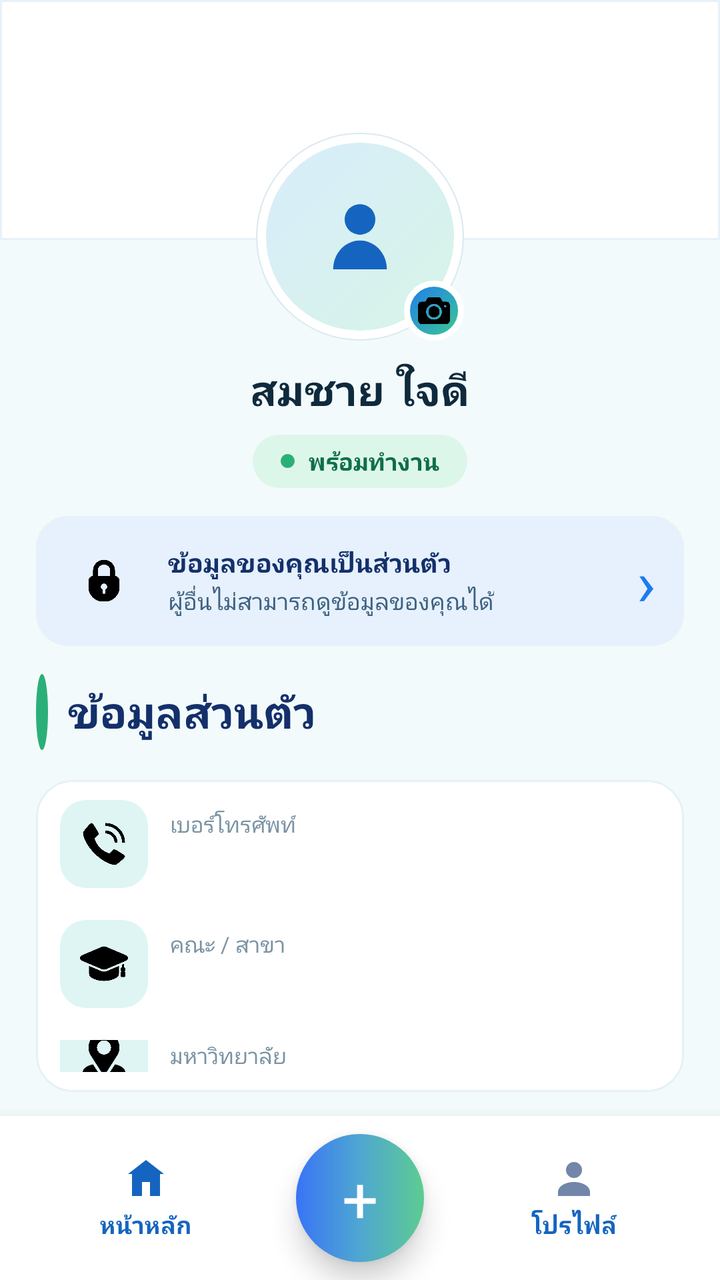
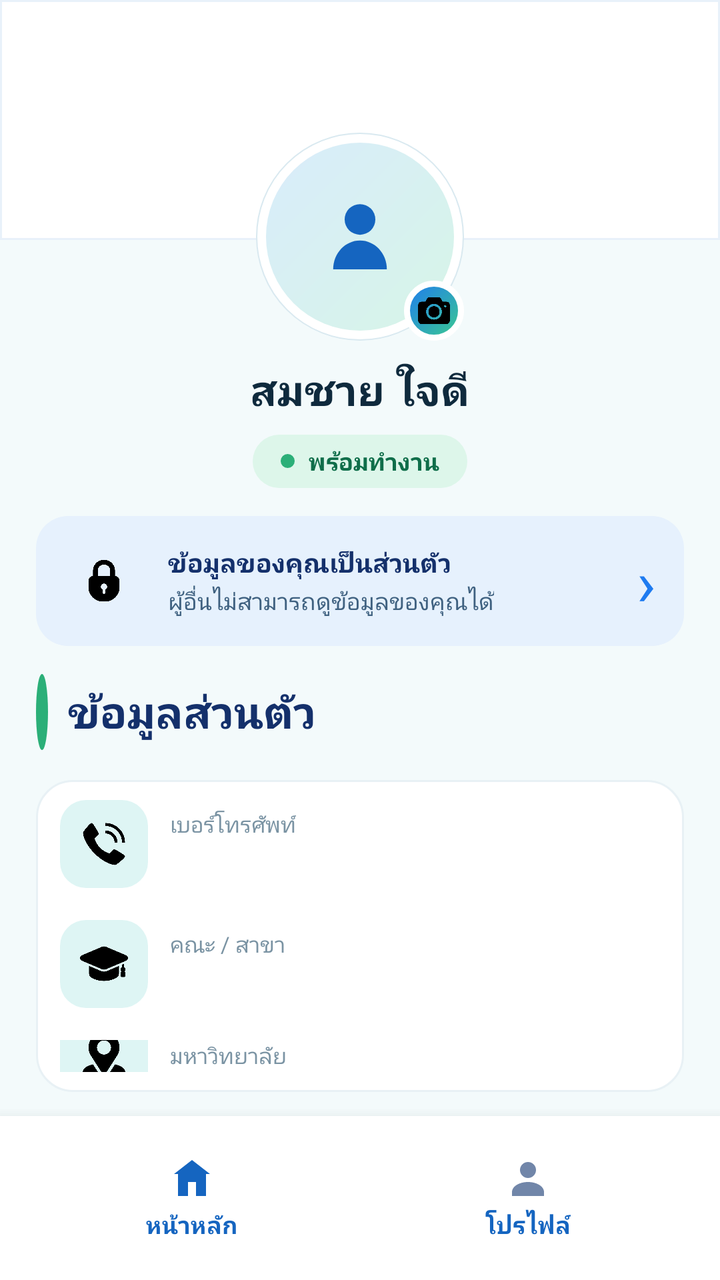

The first picture is an Android layout as it rendered before a commit; the second is the same layout after the commit. The layout source and the unified diff follow.
<!-- AndroidManifest.xml: application theme Theme.MorMeeNgan -->
<!-- res/layout/activity_profile.xml -->
<?xml version="1.0" encoding="utf-8"?>
<androidx.constraintlayout.widget.ConstraintLayout
    xmlns:android="http://schemas.android.com/apk/res/android"
    xmlns:app="http://schemas.android.com/apk/res-auto"
    android:layout_width="match_parent"
    android:layout_height="match_parent"
    android:background="#F3FAFB">



    <LinearLayout
        android:id="@+id/profileContent"
        android:layout_width="0dp"
        android:layout_height="0dp"
        android:orientation="vertical"
        android:paddingBottom="12dp"
        app:layout_constraintTop_toTopOf="parent"
        app:layout_constraintBottom_toTopOf="@id/bottomNav"
        app:layout_constraintStart_toStartOf="parent"
        app:layout_constraintEnd_toEndOf="parent">

        

        <FrameLayout
            android:layout_width="match_parent"
            android:layout_height="120dp"
            android:background="@drawable/bg_header">


        </FrameLayout>


        
        
        

        <LinearLayout
            android:layout_width="match_parent"
            android:layout_height="wrap_content"
            android:layout_marginTop="-54dp"
            android:gravity="center_horizontal"
            android:orientation="vertical">

            

            <FrameLayout
                android:layout_width="104dp"
                android:layout_height="104dp"
                android:background="@drawable/bg_avatar_outer">

                <FrameLayout
                    android:layout_width="94dp"
                    android:layout_height="94dp"
                    android:layout_gravity="center"
                    android:background="@drawable/bg_avatar_inner">

                    <ImageView
                        android:id="@+id/imgAvatar"
                        android:layout_width="46dp"
                        android:layout_height="46dp"
                        android:layout_gravity="center"
                        android:contentDescription="รูปโปรไฟล์"
                        android:src="@drawable/ic_person" />

                </FrameLayout>

                

                <ImageView
                    android:id="@+id/btnCamera"
                    android:layout_width="30dp"
                    android:layout_height="30dp"
                    android:layout_gravity="bottom|end"
                    android:background="@drawable/bg_camera_badge"
                    android:contentDescription="เปลี่ยนรูปโปรไฟล์"
                    android:padding="6dp"
                    android:src="@drawable/ic_camera" />

            </FrameLayout>


            

            <LinearLayout
                android:layout_width="wrap_content"
                android:layout_height="wrap_content"
                android:layout_marginTop="10dp"
                android:gravity="center_vertical"
                android:orientation="horizontal">

                <TextView
                    android:id="@+id/tvName"
                    android:layout_width="wrap_content"
                    android:layout_height="wrap_content"
                    android:text="สมชาย ใจดี"
                    android:textColor="#0F2A3D"
                    android:textSize="21sp"
                    android:textStyle="bold" />

            </LinearLayout>


            <LinearLayout
                android:layout_width="wrap_content"
                android:layout_height="wrap_content"
                android:layout_marginTop="8dp"
                android:background="@drawable/bg_chip_green"
                android:gravity="center_vertical"
                android:orientation="horizontal"
                android:paddingHorizontal="14dp"
                android:paddingVertical="5dp">

                <View
                    android:layout_width="7dp"
                    android:layout_height="7dp"
                    android:background="@drawable/bg_dot" />

                <TextView
                    android:layout_width="wrap_content"
                    android:layout_height="wrap_content"
                    android:layout_marginStart="7dp"
                    android:text="พร้อมทำงาน"
                    android:textColor="#0F6E4A"
                    android:textSize="12sp"
                    android:textStyle="bold" />

            </LinearLayout>

        </LinearLayout>


        
        
        

        <LinearLayout
            android:layout_width="match_parent"
            android:layout_height="wrap_content"
            android:layout_marginHorizontal="18dp"
            android:layout_marginTop="14dp"
            android:background="@drawable/bg_privacy_note"
            android:gravity="center_vertical"
            android:orientation="horizontal"
            android:paddingHorizontal="14dp"
            android:paddingVertical="11dp">

            <ImageView
                android:layout_width="40dp"
                android:layout_height="40dp"
                android:padding="9dp"
                android:src="@drawable/ic_lock" />

            <LinearLayout
                android:layout_width="0dp"
                android:layout_height="wrap_content"
                android:layout_marginStart="12dp"
                android:layout_weight="1"
                android:orientation="vertical">

                <TextView
                    android:layout_width="wrap_content"
                    android:layout_height="wrap_content"
                    android:text="ข้อมูลของคุณเป็นส่วนตัว"
                    android:textColor="#14306B"
                    android:textSize="13sp"
                    android:textStyle="bold" />

                <TextView
                    android:layout_width="wrap_content"
                    android:layout_height="wrap_content"
                    android:layout_marginTop="2dp"
                    android:text="ผู้อื่นไม่สามารถดูข้อมูลของคุณได้"
                    android:textColor="#3F6180"
                    android:textSize="11.5sp" />

            </LinearLayout>

            <TextView
                android:layout_width="wrap_content"
                android:layout_height="wrap_content"
                android:text="›"
                android:textColor="#1E7BF0"
                android:textSize="32sp" />

        </LinearLayout>


        
        
        

        <LinearLayout
            android:layout_width="match_parent"
            android:layout_height="wrap_content"
            android:layout_marginStart="18dp"
            android:layout_marginTop="14dp"
            android:gravity="center_vertical"
            android:orientation="horizontal">

            <View
                android:layout_width="6dp"
                android:layout_height="38dp"
                android:background="@drawable/bg_dot" />

            <TextView
                android:layout_width="wrap_content"
                android:layout_height="wrap_content"
                android:layout_marginStart="10dp"
                android:text="ข้อมูลส่วนตัว"
                android:textColor="#14306B"
                android:textSize="22sp"
                android:textStyle="bold" />

        </LinearLayout>


        
        
        

        
        
        

        <LinearLayout
            android:layout_width="match_parent"
            android:layout_height="wrap_content"
            android:layout_marginHorizontal="18dp"
            android:layout_marginTop="15dp"
            android:background="@drawable/bg_card"
            android:orientation="vertical"
            android:paddingHorizontal="12dp"
            android:paddingVertical="2dp">


            <LinearLayout
                android:layout_width="match_parent"
                android:layout_height="wrap_content"
                android:gravity="center_vertical"
                android:orientation="horizontal"
                android:paddingVertical="8dp">

                <ImageView
                    android:layout_width="44dp"
                    android:layout_height="44dp"
                    android:background="@drawable/bg_icon_teal"
                    android:padding="10dp"
                    android:src="@drawable/ic_call" />

                <LinearLayout
                    android:layout_width="0dp"
                    android:layout_height="wrap_content"
                    android:layout_marginStart="11dp"
                    android:layout_weight="1"
                    android:orientation="vertical">

                    <TextView
                        android:layout_width="wrap_content"
                        android:layout_height="wrap_content"
                        android:text="เบอร์โทรศัพท์"
                        android:textColor="#7A93A3"
                        android:textSize="11sp" />

                    <TextView
                        android:id="@+id/tvPhone"
                        android:layout_width="wrap_content"
                        android:layout_height="wrap_content"
                        android:layout_marginTop="1dp"
                        android:text=""
                        android:textColor="#0F2A3D"
                        android:textSize="14sp"
                        android:textStyle="bold" />

                </LinearLayout>

            </LinearLayout>


            <LinearLayout
                android:layout_width="match_parent"
                android:layout_height="wrap_content"
                android:gravity="center_vertical"
                android:orientation="horizontal"
                android:paddingVertical="8dp">

                <ImageView
                    android:layout_width="44dp"
                    android:layout_height="44dp"
                    android:background="@drawable/bg_icon_teal"
                    android:padding="10dp"
                    android:src="@drawable/school" />

                <LinearLayout
                    android:layout_width="0dp"
                    android:layout_height="wrap_content"
                    android:layout_marginStart="11dp"
                    android:layout_weight="1"
                    android:orientation="vertical">

                    <TextView
                        android:layout_width="wrap_content"
                        android:layout_height="wrap_content"
                        android:text="คณะ / สาขา"
                        android:textColor="#7A93A3"
                        android:textSize="11sp" />

                    <TextView
                        android:id="@+id/tvFaculty"
                        android:layout_width="wrap_content"
                        android:layout_height="wrap_content"
                        android:layout_marginTop="1dp"
                        android:text=""
                        android:textColor="#0F2A3D"
                        android:textSize="14sp"
                        android:textStyle="bold" />

                </LinearLayout>

            </LinearLayout>

            <LinearLayout
                android:layout_width="match_parent"
                android:layout_height="wrap_content"
                android:gravity="center_vertical"
                android:orientation="horizontal"
                android:paddingVertical="8dp">

                <ImageView
                    android:layout_width="44dp"
                    android:layout_height="44dp"
                    android:background="@drawable/bg_icon_teal"
                    android:padding="10dp"
                    android:src="@drawable/ic_location" />

                <LinearLayout
                    android:layout_width="0dp"
                    android:layout_height="wrap_content"
                    android:layout_marginStart="11dp"
                    android:layout_weight="1"
                    android:orientation="vertical">

                    <TextView
                        android:layout_width="wrap_content"
                        android:layout_height="wrap_content"
                        android:text="มหาวิทยาลัย"
                        android:textColor="#7A93A3"
                        android:textSize="11sp" />

                    <TextView
                        android:id="@+id/tvUniversity"
                        android:layout_width="wrap_content"
                        android:layout_height="wrap_content"
                        android:layout_marginTop="1dp"
                        android:text="มหาวิทยาลัยสงขลานครินทร์"
                        android:textColor="#0F2A3D"
                        android:textSize="14sp"
                        android:textStyle="bold" />

                </LinearLayout>

            </LinearLayout>

        </LinearLayout>


        <TextView
            android:id="@+id/btnLogout"
            android:layout_width="match_parent"
            android:layout_height="wrap_content"
            android:layout_marginTop="14dp"
            android:gravity="center"
            android:paddingTop="10dp"
            android:paddingBottom="10dp"
            android:text="ออกจากระบบ"
            android:textColor="#D64545"
            android:textSize="15sp"
            android:textStyle="bold" />

    </LinearLayout>


    
    
    

    <LinearLayout
        android:id="@+id/bottomNav"
        android:layout_width="0dp"
        android:layout_height="82dp"
        android:orientation="horizontal"
        android:gravity="center"
        android:paddingStart="12dp"
        android:paddingEnd="12dp"
        android:background="#FFFFFF"
        android:elevation="10dp"
        app:layout_constraintBottom_toBottomOf="parent"
        app:layout_constraintStart_toStartOf="parent"
        app:layout_constraintEnd_toEndOf="parent">

        <LinearLayout
            android:id="@+id/navHome"
            android:layout_width="0dp"
            android:layout_height="62dp"
            android:layout_weight="1"
            android:orientation="vertical"
            android:gravity="center"
            android:clickable="true"
            android:focusable="true">

            <ImageView
                android:layout_width="24dp"
                android:layout_height="24dp"
                android:src="@drawable/ic_home"
                android:contentDescription="หน้าหลัก"/>

            <TextView
                android:layout_width="wrap_content"
                android:layout_height="wrap_content"
                android:layout_marginTop="3dp"
                android:text="หน้าหลัก"
                android:textSize="12sp"
                android:textStyle="bold"
                android:textColor="#1565C0"/>

        </LinearLayout>


        <FrameLayout
            android:id="@+id/navAddJob"
            android:layout_width="64dp"
            android:layout_height="64dp"
            android:layout_marginStart="14dp"
            android:layout_marginEnd="14dp"
            android:background="@drawable/bg_button_gradient"
            android:elevation="8dp"
            android:clickable="true"
            android:focusable="true">

            <TextView
                android:layout_width="match_parent"
                android:layout_height="match_parent"
                android:gravity="center"
                android:text="+"
                android:textSize="32sp"
                android:textStyle="normal"
                android:textColor="#FFFFFF"/>

        </FrameLayout>


        <LinearLayout
            android:id="@+id/navProfile"
            android:layout_width="0dp"
            android:layout_height="62dp"
            android:layout_weight="1"
            android:orientation="vertical"
            android:gravity="center"
            android:clickable="true"
            android:focusable="true">

            <ImageView
                android:layout_width="24dp"
                android:layout_height="24dp"
                android:src="@drawable/ic_profile"
                android:contentDescription="โปรไฟล์"/>

            <TextView
                android:layout_width="wrap_content"
                android:layout_height="wrap_content"
                android:layout_marginTop="3dp"
                android:text="โปรไฟล์"
                android:textSize="12sp"
                android:textStyle="bold"
                android:textColor="#1565C0"/>

        </LinearLayout>

    </LinearLayout>

</androidx.constraintlayout.widget.ConstraintLayout>
<!-- resources referenced by this layout -->
<resources>
  <!-- drawable bg_avatar_inner (drawable) -->
  <shape xmlns:android="http://schemas.android.com/apk/res/android" android:shape="oval">
      <gradient android:angle="315" android:startColor="#D9ECFB" android:endColor="#D6F5E7" />
  </shape>
  <!-- drawable bg_avatar_outer (drawable) -->
  <shape xmlns:android="http://schemas.android.com/apk/res/android" android:shape="oval">
      <solid android:color="#FFFFFF" />
      <stroke android:width="0.5dp" android:color="#D9E9F0" />
  </shape>
  <!-- drawable bg_button_gradient (drawable) -->
  <?xml version="1.0" encoding="utf-8"?>
  <shape xmlns:android="http://schemas.android.com/apk/res/android"
      android:shape="rectangle">
  
      <corners android:radius="50dp" />
  
      <gradient
          android:type="linear"
          android:angle="0"
          android:startColor="#3974F6"
          android:centerColor="#4FA7D1"
          android:endColor="#5DCC91" />
  
  </shape>
  <!-- drawable bg_camera_badge (drawable) -->
  <shape xmlns:android="http://schemas.android.com/apk/res/android" android:shape="oval">
      <gradient android:angle="315" android:startColor="#1E7BF0" android:endColor="#3CCB8E" />
      <stroke android:width="3dp" android:color="#FFFFFF" />
  </shape>
  <!-- drawable bg_card (drawable) -->
  <?xml version="1.0" encoding="utf-8"?>
  <shape xmlns:android="http://schemas.android.com/apk/res/android"
      android:shape="rectangle">
  
      <solid android:color="#FFFFFF" />
  
      <corners android:radius="18dp" />
  
      <stroke
          android:width="1dp"
          android:color="#E8F1F5" />
  
      <padding
          android:left="0dp"
          android:top="0dp"
          android:right="0dp"
          android:bottom="0dp" />
  
  </shape>
  <!-- drawable bg_chip_green (drawable) -->
  <shape xmlns:android="http://schemas.android.com/apk/res/android">
      <solid android:color="#DDF6EA" />
      <corners android:radius="14dp" />
  </shape>
  <!-- drawable bg_dot (drawable) -->
  <shape xmlns:android="http://schemas.android.com/apk/res/android" android:shape="oval">
      <solid android:color="#2BAF78" />
      <size android:width="6dp" android:height="6dp" />
  </shape>
  <!-- drawable bg_icon_teal (drawable) -->
  <shape xmlns:android="http://schemas.android.com/apk/res/android">
      <solid android:color="#DEF5F4" />
      <corners android:radius="13dp" />
  </shape>
  <!-- drawable bg_privacy_note (drawable) -->
  <shape xmlns:android="http://schemas.android.com/apk/res/android">
      <solid android:color="#E6F1FD" />
      <corners android:radius="16dp" />
  </shape>
  <!-- drawable ic_home (drawable) -->
  <?xml version="1.0" encoding="utf-8"?>
  <vector xmlns:android="http://schemas.android.com/apk/res/android"
      android:width="24dp"
      android:height="24dp"
      android:viewportWidth="24"
      android:viewportHeight="24">
  
      <path
          android:fillColor="#1565C0"
          android:pathData="M12,3 L3,10 L5,10 L5,21 L10,21 L10,14 L14,14 L14,21 L19,21 L19,10 L21,10 Z"/>
  
  </vector>
  <!-- drawable ic_profile (drawable) -->
  <?xml version="1.0" encoding="utf-8"?>
  <vector xmlns:android="http://schemas.android.com/apk/res/android"
      android:width="24dp"
      android:height="24dp"
      android:viewportWidth="24"
      android:viewportHeight="24">
  
      <path
          android:fillColor="#7186A9"
          android:pathData="M12,12A4,4 0,1 0,12 4A4,4 0,0 0,12 12ZM12,14C7.58,14 4,16.24 4,19V21H20V19C20,16.24 16.42,14 12,14Z"/>
  
  </vector>
  <style name="Theme.MorMeeNgan" parent="Base.Theme.MorMeeNgan" />
  <style name="Base.Theme.MorMeeNgan" parent="Theme.Material3.DayNight.NoActionBar">
          
          
      </style>
  <!-- unchanged entries left out for length: 7 -->
</resources>

<!-- the commit's change to res/layout/activity_profile.xml (unified diff, before → after) -->
@@ -213,10 +213,6 @@
 
         </LinearLayout>
 
-
-        
-        
-        
 
         
         
@@ -424,30 +420,6 @@
 
         </LinearLayout>
 
-
-        <FrameLayout
-            android:id="@+id/navAddJob"
-            android:layout_width="64dp"
-            android:layout_height="64dp"
-            android:layout_marginStart="14dp"
-            android:layout_marginEnd="14dp"
-            android:background="@drawable/bg_button_gradient"
-            android:elevation="8dp"
-            android:clickable="true"
-            android:focusable="true">
-
-            <TextView
-                android:layout_width="match_parent"
-                android:layout_height="match_parent"
-                android:gravity="center"
-                android:text="+"
-                android:textSize="32sp"
-                android:textStyle="normal"
-                android:textColor="#FFFFFF"/>
-
-        </FrameLayout>
-
-
         <LinearLayout
             android:id="@+id/navProfile"
             android:layout_width="0dp"
<!-- resource entries referenced after the edit -->
@@ -8,21 +8,6 @@
   <shape xmlns:android="http://schemas.android.com/apk/res/android" android:shape="oval">
       <solid android:color="#FFFFFF" />
       <stroke android:width="0.5dp" android:color="#D9E9F0" />
-  </shape>
-  <!-- drawable bg_button_gradient (drawable) -->
-  <?xml version="1.0" encoding="utf-8"?>
-  <shape xmlns:android="http://schemas.android.com/apk/res/android"
-      android:shape="rectangle">
-  
-      <corners android:radius="50dp" />
-  
-      <gradient
-          android:type="linear"
-          android:angle="0"
-          android:startColor="#3974F6"
-          android:centerColor="#4FA7D1"
-          android:endColor="#5DCC91" />
-  
   </shape>
   <!-- drawable bg_camera_badge (drawable) -->
   <shape xmlns:android="http://schemas.android.com/apk/res/android" android:shape="oval">
